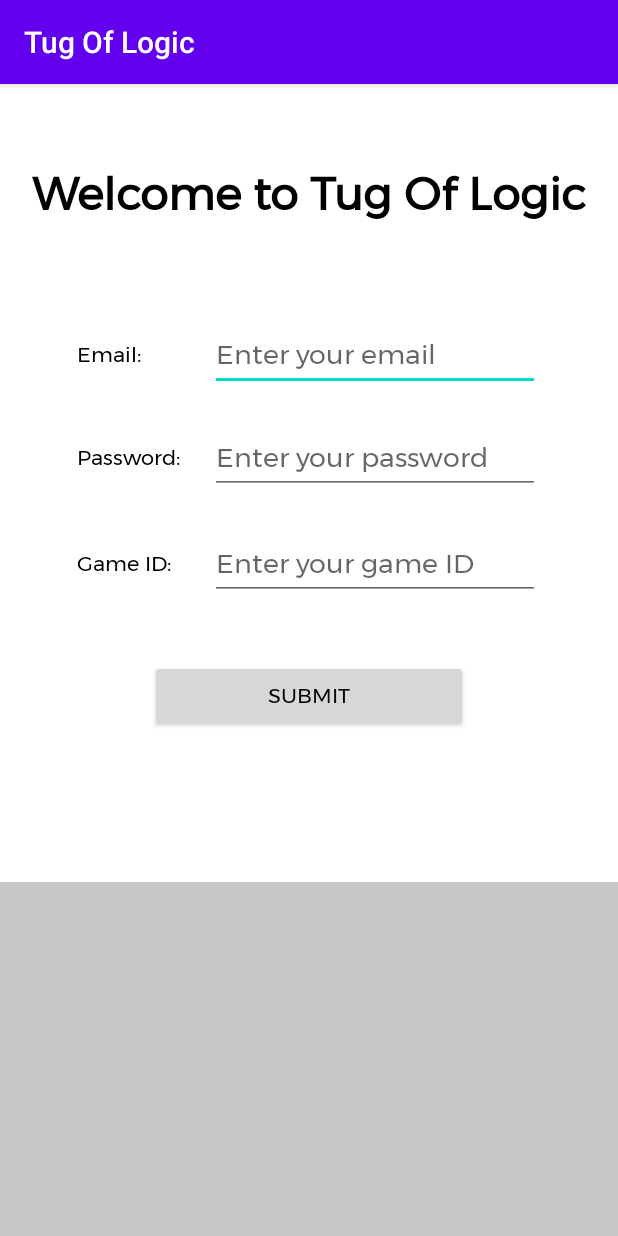
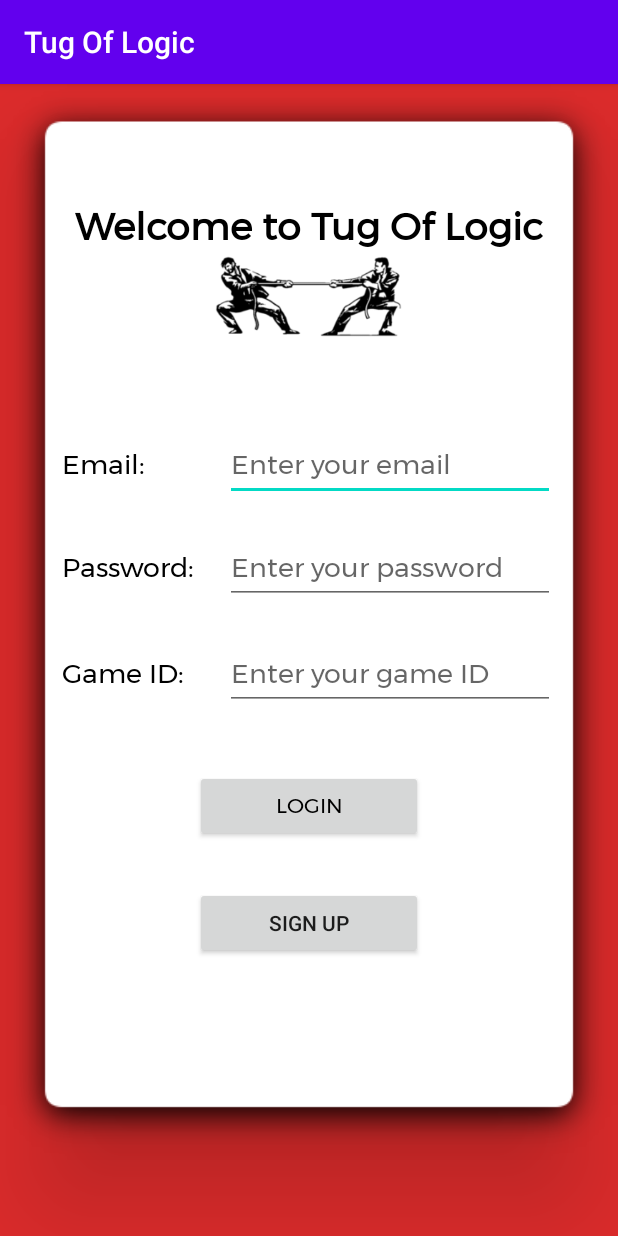
Before and after one commit to TushitNag11/TugOfLogic, an Android app: the screen it shows after launch (MainActivity), on a phone screen of 412 x 824 dp. Run offline under Robolectric (Android 15) with nearby library versions, the phone set to English and light mode, and no system bars.

Commit message:
login page done

```diff
--- /dev/null
+++ b/app/src/main/res/drawable/myrect.xml
@@ -0,0 +1,6 @@
+
+<shape xmlns:android="http://schemas.android.com/apk/res/android"
+    android:shape="rectangle">
+    <solid android:color="#42000000" />
+    <corners android:radius="5dp" />
+</shape>
--- a/app/src/main/res/layout/activity_main.xml
+++ b/app/src/main/res/layout/activity_main.xml
@@ -1,6 +1,7 @@
 <?xml version="1.0" encoding="utf-8"?>
 <ScrollView xmlns:android="http://schemas.android.com/apk/res/android"
 
+    xmlns:app="http://schemas.android.com/apk/res-auto"
     xmlns:tools="http://schemas.android.com/tools"
     android:layout_width="match_parent"
     android:layout_height="match_parent"
@@ -12,7 +13,8 @@
         android:layout_width="match_parent"
         android:layout_height="match_parent"
         android:orientation="vertical"
-        android:background="@android:color/white">
+        android:elevation="50dp"
+        android:background="@drawable/shadow4">
 
         <TextView
             android:id="@+id/headerTitle"
@@ -24,8 +26,15 @@
             android:text="@string/title"
             android:textAlignment="center"
             android:textColor="@android:color/black"
-            android:textSize="30sp"
+            android:textSize="25sp"
             android:textStyle="bold" />
+
+        <ImageView
+            android:id="@+id/logoView"
+            android:layout_width="186dp"
+            android:layout_height="55dp"
+            android:layout_gravity="center"
+            app:srcCompat="@drawable/logo" />
 
         <TableLayout
             android:layout_width="match_parent"
@@ -50,7 +59,8 @@
                     android:layout_height="wrap_content"
                     android:fontFamily="@font/montserrat"
                     android:text="@string/emailLabel"
-                    android:textColor="@android:color/black" />
+                    android:textColor="@android:color/black"
+                    android:textSize="18sp" />
 
                 <EditText
                     android:id="@+id/editTextTextEmailAddress"
@@ -79,7 +89,8 @@
                     android:layout_height="wrap_content"
                     android:fontFamily="@font/montserrat"
                     android:text="@string/passwordLabel"
-                    android:textColor="@android:color/black" />
+                    android:textColor="@android:color/black"
+                    android:textSize="18sp" />
 
                 <EditText
                     android:id="@+id/editTextTextPassword"
@@ -108,7 +119,8 @@
                     android:layout_height="wrap_content"
                     android:fontFamily="@font/montserrat"
                     android:text="@string/gamIdLabel"
-                    android:textColor="@android:color/black" />
+                    android:textColor="@android:color/black"
+                    android:textSize="18sp" />
 
                 <EditText
                     android:id="@+id/editTextTextPassword2"
@@ -129,19 +141,29 @@
             android:layout_height="wrap_content"
             android:layout_marginBottom="100dp"
             android:layout_marginTop="20dp"
-            android:orientation="horizontal">
+            android:orientation="vertical">
 
             <Button
                 android:id="@+id/loginBtn"
                 android:layout_width="match_parent"
                 android:layout_height="wrap_content"
                 android:layout_marginLeft="100dp"
+                android:layout_marginTop="10dp"
                 android:layout_marginRight="100dp"
-                android:layout_marginTop="10dp"
                 android:fontFamily="@font/montserrat"
                 android:gravity="center"
-                android:text="@string/submit"
+                android:text="@string/login"
                 android:textColor="@android:color/black" />
+
+            <Button
+                android:id="@+id/signupBtn"
+                android:layout_width="match_parent"
+                android:layout_height="wrap_content"
+                android:layout_marginLeft="100dp"
+                android:layout_marginTop="30dp"
+                android:layout_marginRight="100dp"
+                android:layout_weight="1"
+                android:text="@string/signup" />
         </LinearLayout>
     </LinearLayout>
 </ScrollView>
--- a/app/src/main/res/values/colors.xml
+++ b/app/src/main/res/values/colors.xml
@@ -3,5 +3,6 @@
     <color name="colorPrimary">#6200EE</color>
     <color name="colorPrimaryDark">#3700B3</color>
     <color name="colorAccent">#03DAC5</color>
-    <color name="backgroundColor">#C6C6C6</color>
+    <color name="backgroundColor">#E02C2C</color>
+    <color name="white">#FFFFFF</color>
 </resources>
--- a/app/src/main/res/values/strings.xml
+++ b/app/src/main/res/values/strings.xml
@@ -5,5 +5,6 @@
     <string name="passwordLabel">Password:</string>
     <string name="gameIDLabel">"Game ID: "</string>
     <string name="gamIdLabel">"Game ID: "</string>
-    <string name="submit">Submit</string>
+    <string name="login">Login</string>
+    <string name="signup">Sign Up</string>
 </resources>
```
Also changed, not shown: app/src/main/res/drawable-v24/logo.png (added), app/src/main/res/drawable-v24/shadow4.9.png (added).
